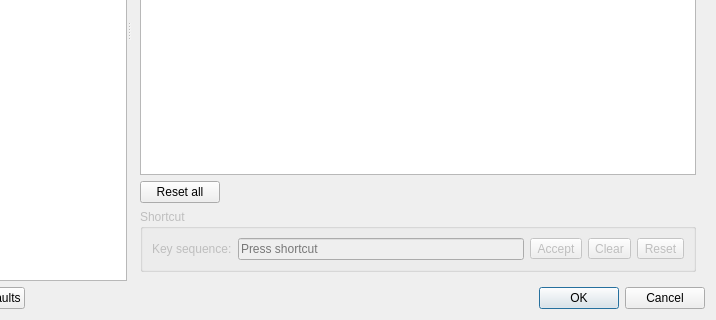
Before: the Qt Designer form src/settings/settingsdialog.ui in crow-translate/crow-translate, drawn with Qt 5; both pictures show x 84 to 800 and y 232 to 552 of the 800 by 552 pixel window.
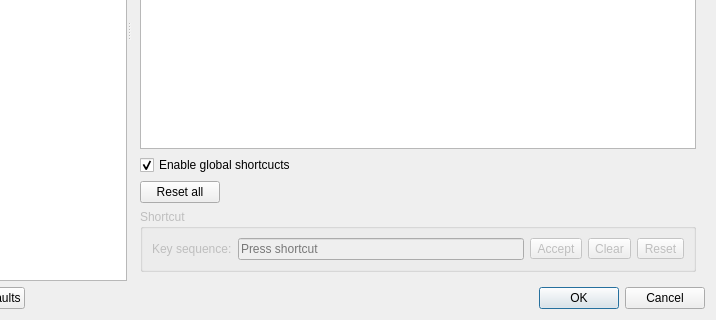
After: the same form once the commit is applied. The open tabs and pages were chosen to show the change. Icons and pictures are not drawn. Custom widgets are drawn as their Qt base class.

Commit message: Add the ability to disable global shortcuts at runtime

Patch:
```diff
--- a/src/settings/settingsdialog.ui
+++ b/src/settings/settingsdialog.ui
@@ -1117,6 +1117,19 @@
         <item>
          <widget class="ShortcutsView" name="shortcutsTreeView"/>
         </item>
+        <item>
+         <widget class="QCheckBox" name="globalShortcutsCheckBox">
+          <property name="toolTip">
+           <string>&lt;html&gt;&lt;head/&gt;&lt;body&gt;&lt;p&gt;Register global shortcuts in system&lt;/p&gt;&lt;/body&gt;&lt;/html&gt;</string>
+          </property>
+          <property name="text">
+           <string>Enable global shortcucts</string>
+          </property>
+          <property name="checked">
+           <bool>true</bool>
+          </property>
+         </widget>
+        </item>
         <item>
          <widget class="QPushButton" name="resetAllShortcutsButton">
           <property name="sizePolicy">
```
The commit also changes 12 other files.
